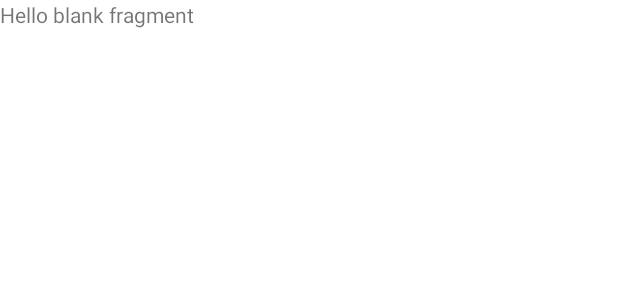
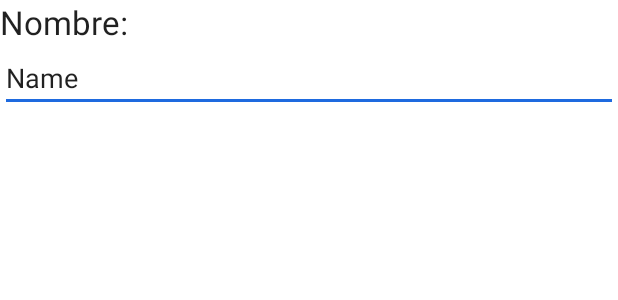
Before and after one commit to Rulas54/AgendaKotlin, an Android app: the layout fragment_contacto_form.xml on its own in the app's theme, with its tools: preview values and no code run, on a phone screen of 412 x 824 dp. Shown: the top 300 px of the screen. Run offline under Robolectric (Android 15) with nearby library versions, the phone set to English and light mode, and no system bars.

Commit message:
Nombre para agregar contacto

```diff
--- a/app/src/main/res/layout/fragment_contacto_form.xml
+++ b/app/src/main/res/layout/fragment_contacto_form.xml
@@ -1,14 +1,28 @@
 <?xml version="1.0" encoding="utf-8"?>
-<FrameLayout xmlns:android="http://schemas.android.com/apk/res/android"
-             xmlns:tools="http://schemas.android.com/tools"
-             android:layout_width="match_parent"
-             android:layout_height="match_parent"
-             tools:context=".contacto_form">
+<androidx.core.widget.NestedScrollView
+        xmlns:android="http://schemas.android.com/apk/res/android"
+        xmlns:app="http://schemas.android.com/apk/res-auto"
+        xmlns:tools="http://schemas.android.com/tools"
+        android:layout_width="match_parent"
+        android:layout_height="match_parent"
+        tools:context=".TareasFormFragment">
+    <LinearLayout
+            android:orientation="vertical"
+            android:layout_width="match_parent"
+            android:layout_height="wrap_content">
 
-    <!-- TODO: Update blank fragment layout -->
-    <TextView
-            android:layout_width="match_parent"
-            android:layout_height="match_parent"
-            android:text="@string/hello_blank_fragment"/>
 
-</FrameLayout>
+        <TextView
+                android:text="Nombre:"
+                android:layout_width="wrap_content"
+                android:layout_height="wrap_content" android:layout_weight="1"
+                android:textAppearance="@style/TextAppearance.AppCompat.Large"/>
+        <EditText
+                android:layout_width="match_parent"
+                android:layout_height="wrap_content"
+                android:inputType="text"
+                android:text="Name"
+                android:ems="10"
+                android:id="@+id/txtNombreContact" android:layout_weight="1"/>
+    </LinearLayout>
+</androidx.core.widget.NestedScrollView>
```
